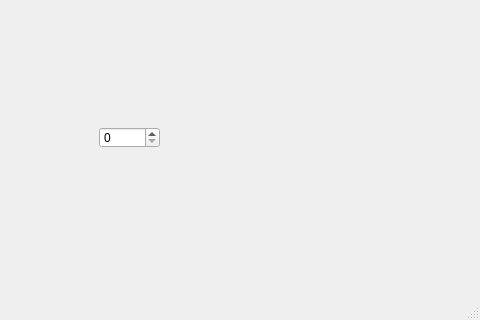
Above: mainform.ui from student-proger/colomusiccc before the change; both pictures show x 351 to 831 and y 93 to 413 of the 831 by 413 pixel window. Below: the same form after it.
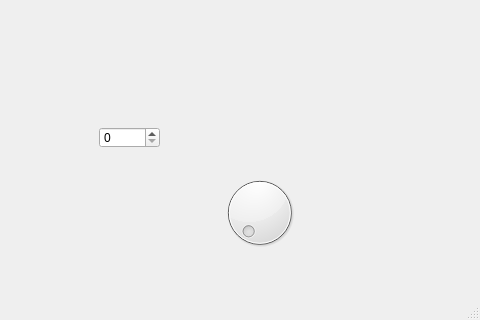
That is the form after the change.

```diff
--- a/mainform.ui
+++ b/mainform.ui
@@ -24,6 +24,16 @@
      </rect>
     </property>
    </widget>
+   <widget class="QDial" name="dial">
+    <property name="geometry">
+     <rect>
+      <x>570</x>
+      <y>260</y>
+      <width>81</width>
+      <height>91</height>
+     </rect>
+    </property>
+   </widget>
   </widget>
   <widget class="QMenuBar" name="menubar">
    <property name="geometry">
```
